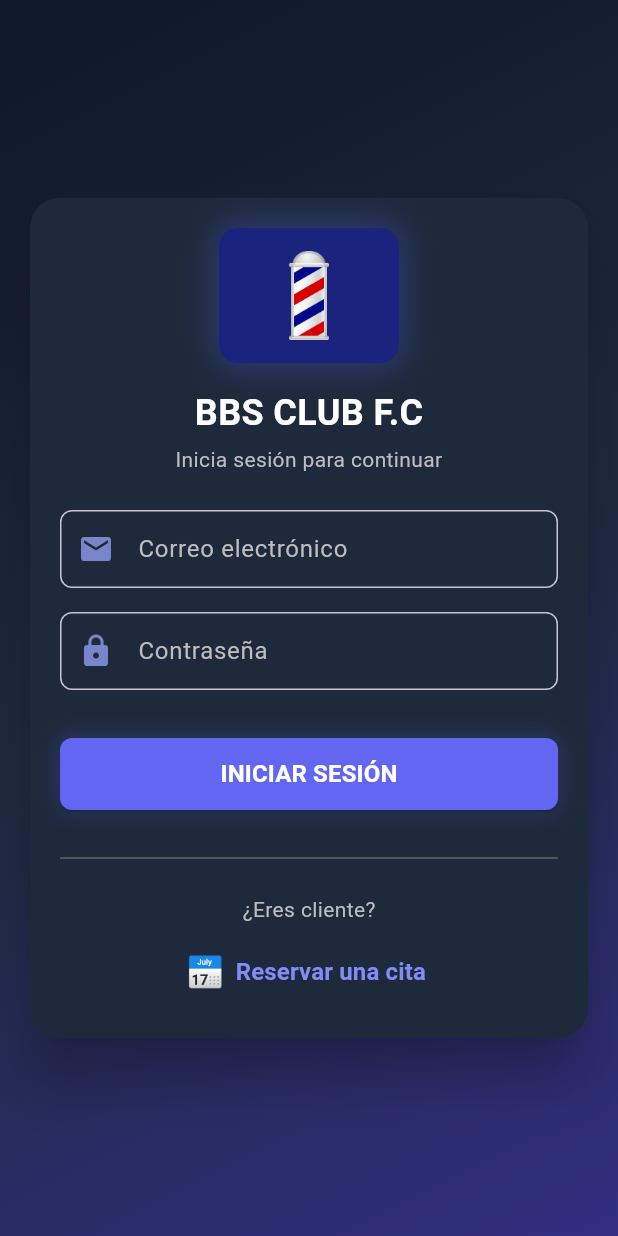
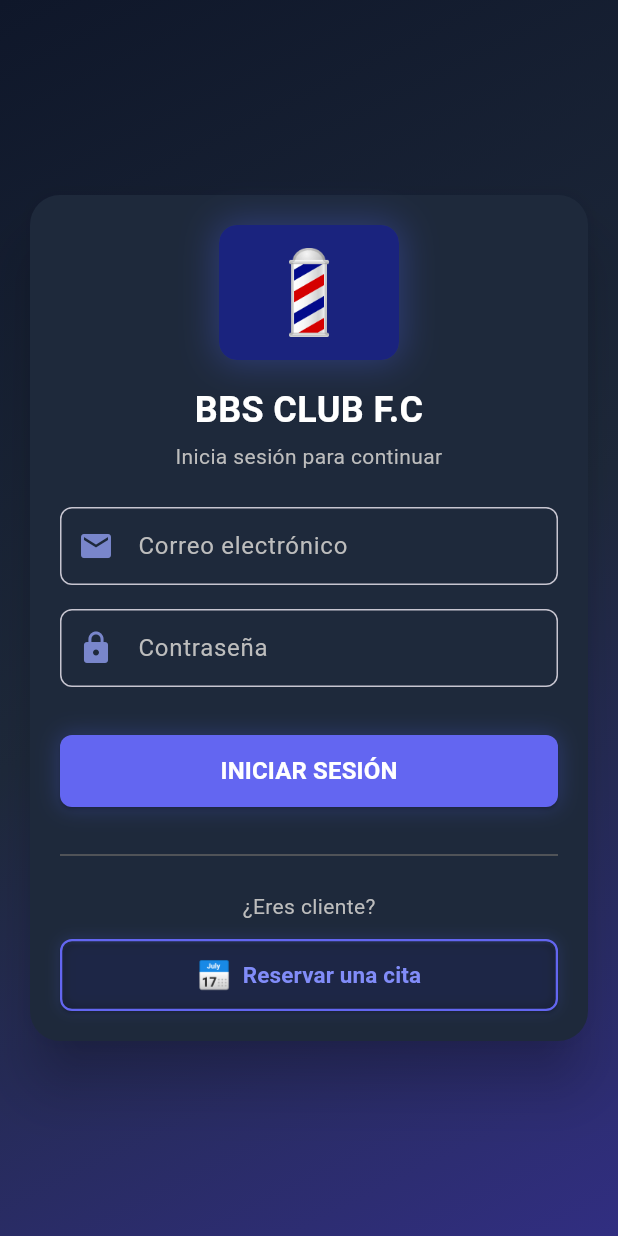
Before and after one commit to cjplazido-plz/bbs_club_barberia, a Flutter app: the screen it shows after launch, on a phone screen of 412 x 824 dp. Run offline on Flutter 3.47's test engine with Material 3 defaults, Android fonts, the phone set to English and light mode, and no system bars; our stand-ins replace fl_chart, pdf, printing, supabase_flutter; missing offline and left inert: excel; accounts and stored records are empty.

Commit message:
fix: Make 'Reservar una cita' look like a real button

```diff
--- a/lib/screens/login_screen.dart
+++ b/lib/screens/login_screen.dart
@@ -345,9 +345,24 @@ class _LoginScreenState extends State<LoginScreen> with SingleTickerProviderStat
     fontSize: isSmallMobile ? 12 : 14,
   ),
 ),
-                          SizedBox(height: isSmallMobile ? 6 : 8),
-                          // ✅ Botón Reservar una cita
-                          TextButton.icon(
+SizedBox(height: isSmallMobile ? 10 : 12),
+// ✅ Botón "Reservar una cita" con estilo de botón real
+Container(
+  width: double.infinity,
+  height: buttonHeight,
+  decoration: BoxDecoration(
+    borderRadius: BorderRadius.circular(8),
+    boxShadow: isDark
+        ? [
+            BoxShadow(
+              color: Colors.indigo.withOpacity(0.3),
+              blurRadius: 8,
+              spreadRadius: 0,
+            ),
+          ]
+        : null,
+  ),
+  child: ElevatedButton.icon(
     onPressed: () {
       Navigator.push(
         context,
@@ -355,18 +370,33 @@ class _LoginScreenState extends State<LoginScreen> with SingleTickerProviderStat
             builder: (context) => PublicBookingScreen()),
       );
     },
-                            icon: const Text('📅', style: TextStyle(fontSize: 20)),
+    icon: const Text('📅', style: TextStyle(fontSize: 18)),
     label: Text(
       'Reservar una cita',
       style: TextStyle(
-                                fontSize: isSmallMobile ? 14 : 16,
+        fontSize: isSmallMobile ? 14 : 15,
         fontWeight: FontWeight.bold,
-                                color: isDark ? const Color(0xFF818CF8) : Colors.indigo,
+      ),
+    ),
+    style: ElevatedButton.styleFrom(
+      backgroundColor: isDark ? Colors.transparent : Colors.indigo[50],
+      foregroundColor: isDark ? const Color(0xFF818CF8) : Colors.indigo[700],
+      side: BorderSide(
+        color: isDark ? const Color(0xFF6366F1) : Colors.indigo[300]!,
+        width: 1.5,
+      ),
+      shape: RoundedRectangleBorder(
+        borderRadius: BorderRadius.circular(8),
+      ),
+      padding: EdgeInsets.symmetric(
+        horizontal: isSmallMobile ? 12 : 16,
+        vertical: 10,
+      ),
+      minimumSize: const Size(double.infinity, 44),
     ),
   ),
 ),
-                          SizedBox(height: isSmallMobile ? 8 : 0),
-                        ],
+SizedBox(height: isSmallMobile ? 8 : 0),                        ],
                       ),
                     ),
                   ),
```
Also changed, not shown: 2 other files. Lines whose indentation alone changed are shown as unchanged.
